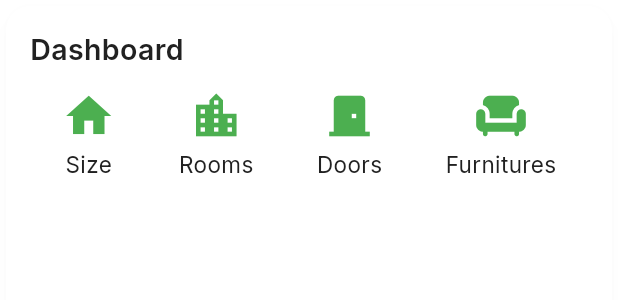
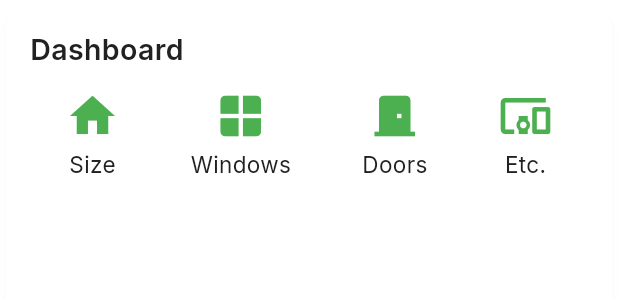
Before and after one commit to centmarde/terra-price-mobile, a Flutter app: the PropertyDashboardCard widget shown alone on an empty page, opened directly with empty values, on a phone screen of 412 x 824 dp. Shown: the top 300 px of the screen. Run offline on Flutter 3.47's test engine with Material 3 defaults, Android fonts, the phone set to English and light mode, and no system bars; our stand-ins replace fl_chart, flutter_dotenv, flutter_screenutil, go_router, google_fonts, image_picker and 2 more; accounts and stored records are empty; network calls fail; project files that could hold a hidden picture were left out.

Commit message:
changed items on dashboard section on ai results page

```diff
--- a/lib/screens/aiResult/aiResultsWidgets/property_dashboard_card.dart
+++ b/lib/screens/aiResult/aiResultsWidgets/property_dashboard_card.dart
@@ -32,9 +32,9 @@ class PropertyDashboardCard extends StatelessWidget {
               mainAxisAlignment: MainAxisAlignment.spaceAround,
               children: [
                 _dashboardTile(Icons.home, 'Size', size),
-                _dashboardTile(Icons.location_city, 'Rooms', rooms),
+                _dashboardTile(Icons.window, 'Windows', rooms),
                 _dashboardTile(Icons.door_front_door, 'Doors', doors),
-                _dashboardTile(Icons.chair, 'Furnitures', furnitures),
+                _dashboardTile(Icons.devices_other, 'Etc.', furnitures),
               ],
             ),
           ],
```
